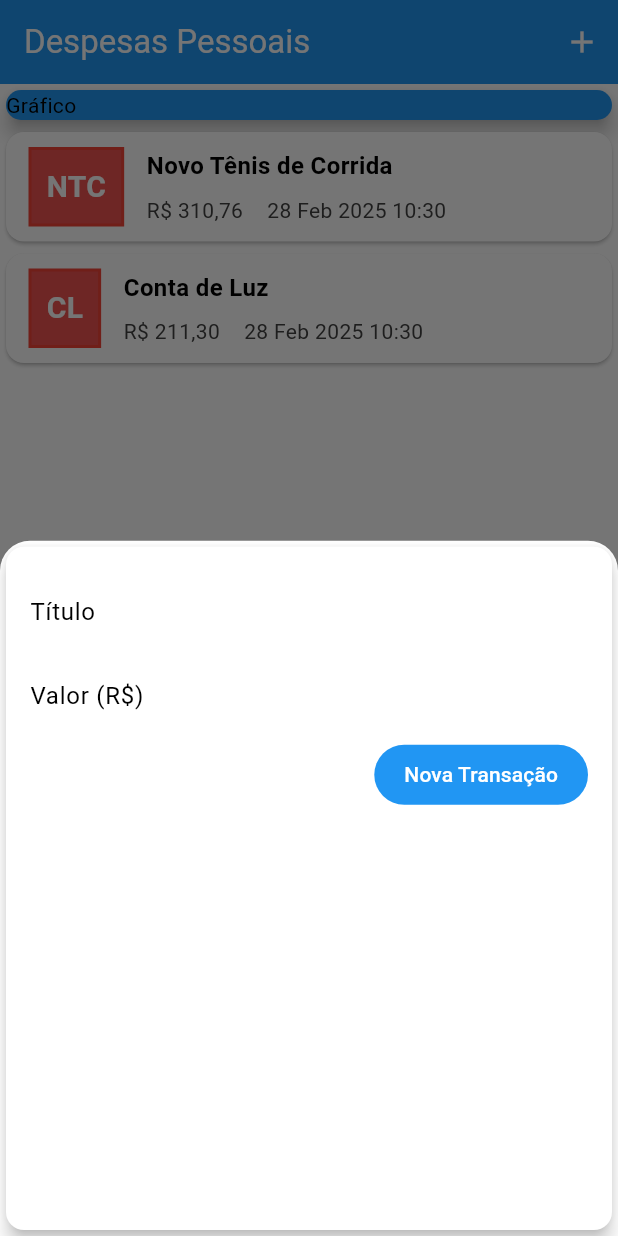
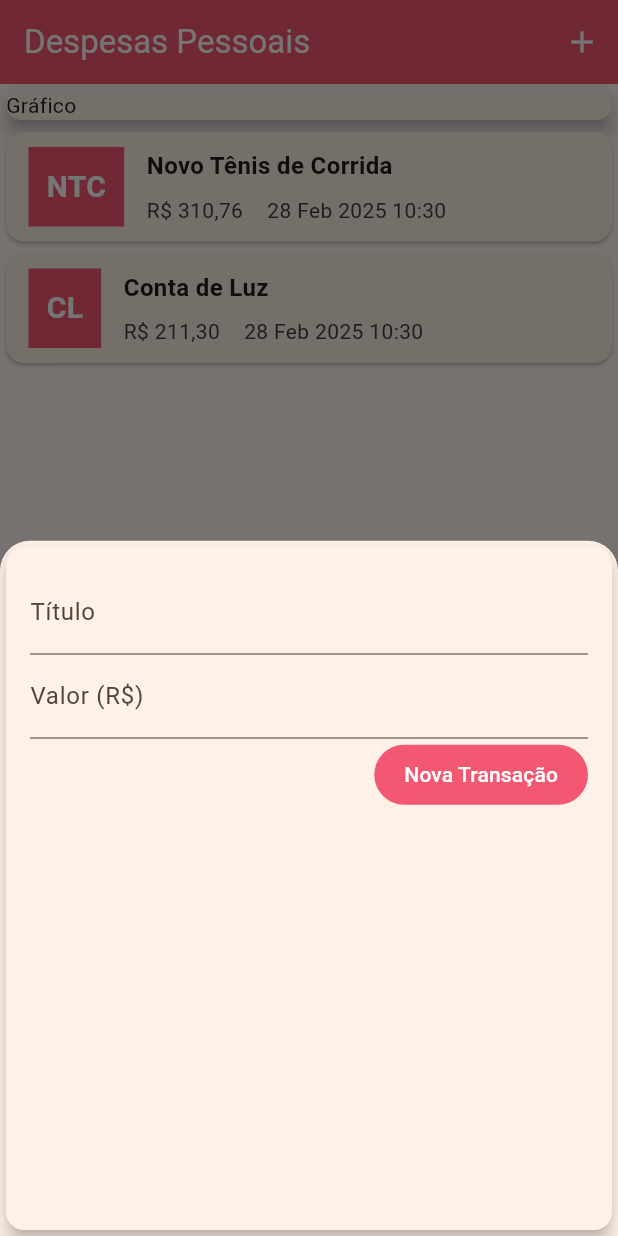
Before and after one commit to IsaiasFernandes/expenses_flutter, a Flutter app: the screen it shows after launch, after a tap on the "add" icon, on a phone screen of 412 x 824 dp. Run offline on Flutter 3.47's test engine with Material 3 defaults, Android fonts, the phone set to English and light mode, and no system bars; our stand-ins replace flutter_multi_formatter.

Commit message:
alguns ajustes nas cores da aplicação

```diff
--- a/lib/main.dart
+++ b/lib/main.dart
@@ -1,5 +1,6 @@
 import 'package:expenses/presentation/viewmodels/transactionViewmodel.dart';
 import 'package:expenses/presentation/views/home/myHomePage.dart';
+import 'package:expenses/utils/strings.dart';
 import 'package:flutter/material.dart';
 import 'package:provider/provider.dart';
 
@@ -10,11 +11,16 @@ class ExpensesApp extends StatelessWidget {
   Widget build(BuildContext context) {
     return MaterialApp(
       theme: ThemeData(
-        colorScheme: ColorScheme.fromSwatch().copyWith(
-          primary: Colors.blue, // Define a cor principal
+        appBarTheme: AppBarTheme(
+          backgroundColor: Color(AppColors.colorPrimary),
+          foregroundColor: Colors.white,
+        ),
+        colorScheme: ColorScheme.fromSeed(
+          seedColor: Color(AppColors.colorSecondary),
+          primary: Color(AppColors.colorPrimary),
+          secondary: Color(AppColors.colorSecondary),
         ),
       ),
-
       home: ChangeNotifierProvider(
           create: (context) => TransactionViewModel(),
           child: MyHomePage()),
--- a/lib/presentation/views/home/card/cardAdpter.dart
+++ b/lib/presentation/views/home/card/cardAdpter.dart
@@ -1,4 +1,5 @@
 import 'package:expenses/domain/models/transaction.dart';
+import 'package:expenses/utils/strings.dart';
 import 'package:flutter/material.dart';
 
 import '../../../../utils/CardUtils.dart';
@@ -24,8 +25,8 @@ class CardAdapter extends Card {
           Container(
             margin: EdgeInsets.symmetric(horizontal: 15, vertical: 10),
             decoration: BoxDecoration(
-              border: Border.all(color: Colors.red, width: 2),
-              color: Colors.red.shade400,
+              border: Border.all(color: Theme.of(context).primaryColor, width: 2),
+              color: Theme.of(context).primaryColor,
             ),
             padding: EdgeInsets.all(10),
             child: Text(
--- a/lib/presentation/views/home/flatbutton/customflatbutton.dart
+++ b/lib/presentation/views/home/flatbutton/customflatbutton.dart
@@ -15,7 +15,7 @@ class CustomFlatButton extends StatelessWidget {
         TextButton(
           onPressed: onPressed,
           style: TextButton.styleFrom(
-            backgroundColor: Colors.blue,
+            backgroundColor: Theme.of(context).primaryColor,
             foregroundColor: Colors.white,
             padding: EdgeInsets.symmetric(horizontal: 20, vertical: 10),
           ),
--- a/lib/presentation/views/home/myHomePage.dart
+++ b/lib/presentation/views/home/myHomePage.dart
@@ -33,13 +33,11 @@ class _MyHomePage extends State<MyHomePage> {
     return Scaffold(
       appBar: AppBar(
         title: Text(AppStrings.tituloApp),
-        backgroundColor: Colors.blue,
-        foregroundColor: Colors.white,
         actions: [
           IconButton(
             onPressed: () => _openTransactionFormModal(context),
             icon: Icon(Icons.add),
-          )
+          ),
         ],
       ),
       body: SingleChildScrollView(
@@ -49,13 +47,13 @@ class _MyHomePage extends State<MyHomePage> {
             Container(
               width: double.infinity,
               child: Card(
-                color: Colors.blue,
                 child: Text('Gráfico'),
                 elevation: 5,
               ),
             ),
             Consumer<TransactionViewModel>(
-              builder: (context, viewModel, child) => ListView.builder(
+              builder:
+                  (context, viewModel, child) => ListView.builder(
                     shrinkWrap: true,
                     physics: NeverScrollableScrollPhysics(),
                     itemCount: viewModel.transactions.length,
--- a/lib/utils/strings.dart
+++ b/lib/utils/strings.dart
@@ -5,3 +5,8 @@ class AppStrings {
   static const String valorLabel = 'Valor (R\$)';
   static const String tituloBotao = 'Nova Transação';
 }
+
+class AppColors {
+  static const int colorPrimary = 0xfff25872;
+  static const int colorSecondary = 0xffe8b787;
+}
```
Lines whose indentation alone changed are shown as unchanged.
